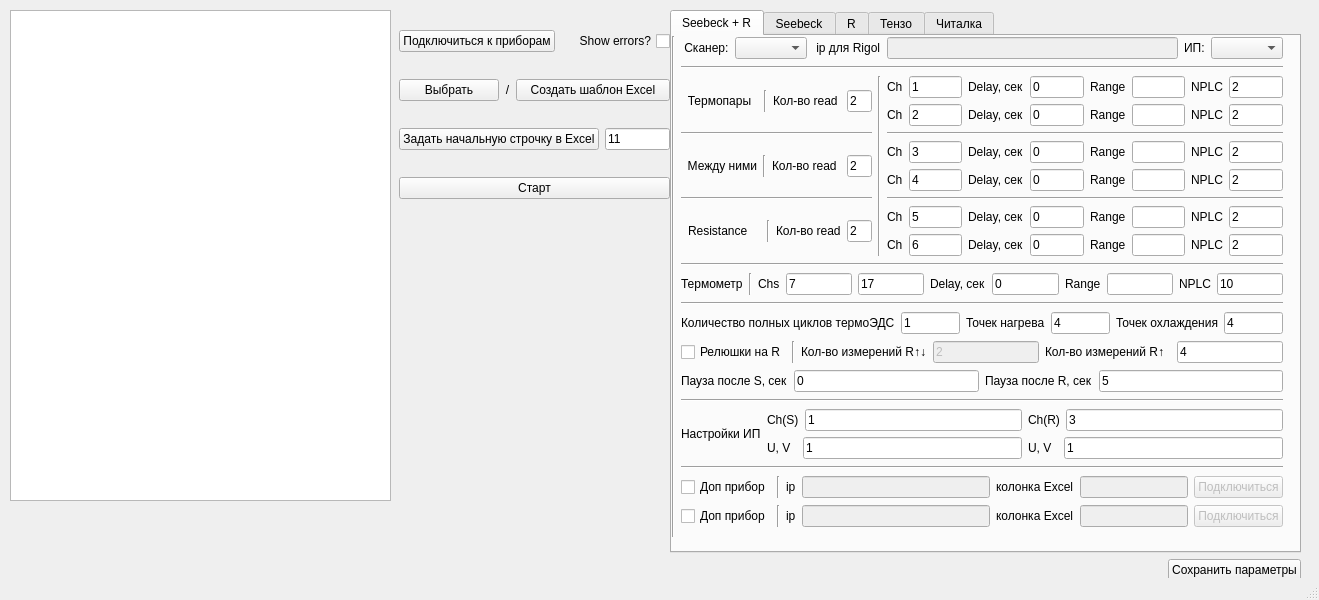
The window that assets/mainIIC2.ui (JuustR/IIC) describes before a commit, drawn with Qt 5.
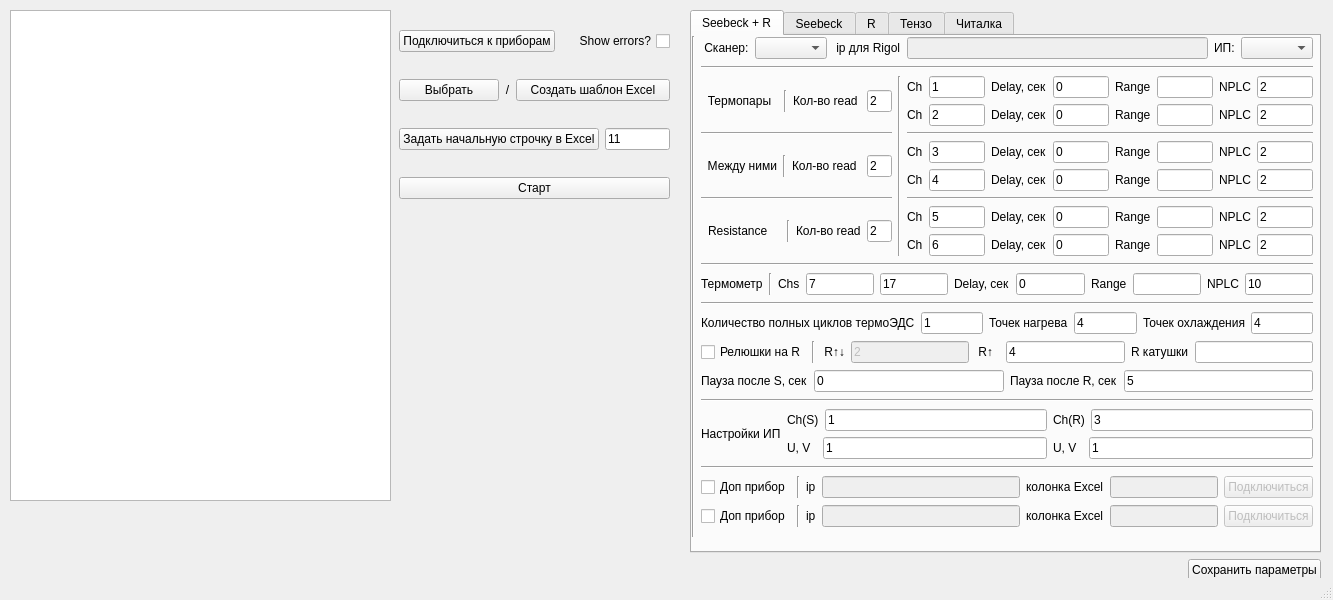
The same window after the commit.

Commit message: Started to write measurements system

```diff
--- a/assets/mainIIC2.ui
+++ b/assets/mainIIC2.ui
@@ -6,7 +6,7 @@
    <rect>
     <x>0</x>
     <y>0</y>
-    <width>1319</width>
+    <width>1333</width>
     <height>600</height>
    </rect>
   </property>
@@ -155,7 +155,7 @@
    <widget class="QWidget" name="verticalLayoutWidget_2">
     <property name="geometry">
      <rect>
-      <x>670</x>
+      <x>690</x>
       <y>10</y>
       <width>631</width>
       <height>571</height>
@@ -165,7 +165,7 @@
      <item>
       <widget class="QTabWidget" name="tab_widget">
        <property name="sizePolicy">
-        <sizepolicy hsizetype="Minimum" vsizetype="Expanding">
+        <sizepolicy hsizetype="Expanding" vsizetype="Expanding">
          <horstretch>0</horstretch>
          <verstretch>0</verstretch>
         </sizepolicy>
@@ -175,7 +175,7 @@
        </property>
        <widget class="QWidget" name="tab_1">
         <property name="sizePolicy">
-         <sizepolicy hsizetype="Minimum" vsizetype="Minimum">
+         <sizepolicy hsizetype="Expanding" vsizetype="Expanding">
           <horstretch>0</horstretch>
           <verstretch>0</verstretch>
          </sizepolicy>
@@ -188,7 +188,7 @@
           <rect>
            <x>0</x>
            <y>0</y>
-           <width>611</width>
+           <width>621</width>
            <height>501</height>
           </rect>
          </property>
@@ -952,7 +952,7 @@
                   <item>
                    <widget class="QLabel" name="label_6">
                     <property name="text">
-                     <string>Кол-во измерений R↑↓</string>
+                     <string> R↑↓</string>
                     </property>
                    </widget>
                   </item>
@@ -969,7 +969,7 @@
                   <item>
                    <widget class="QLabel" name="label_25">
                     <property name="text">
-                     <string>Кол-во измерений R↑  </string>
+                     <string> R↑  </string>
                     </property>
                    </widget>
                   </item>
@@ -980,6 +980,16 @@
                     </property>
                    </widget>
                   </item>
+                  <item>
+                   <widget class="QLabel" name="label_60">
+                    <property name="text">
+                     <string>R катушки</string>
+                    </property>
+                   </widget>
+                  </item>
+                  <item>
+                   <widget class="QLineEdit" name="r_cell"/>
+                  </item>
                  </layout>
                 </item>
                </layout>
```
The commit also changes 2 other files.
